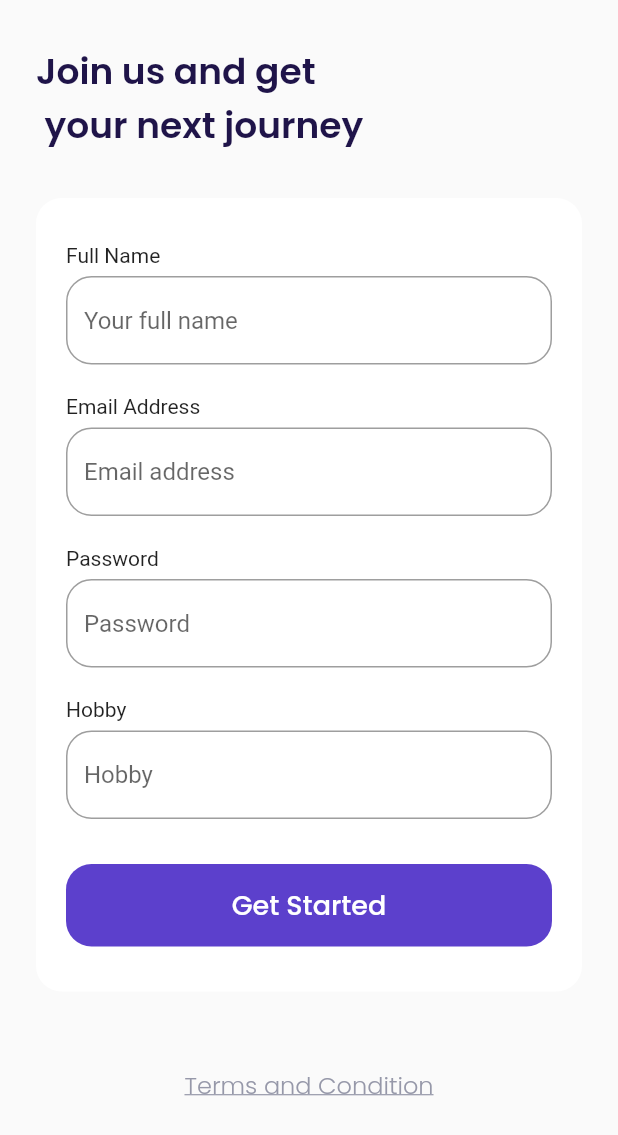
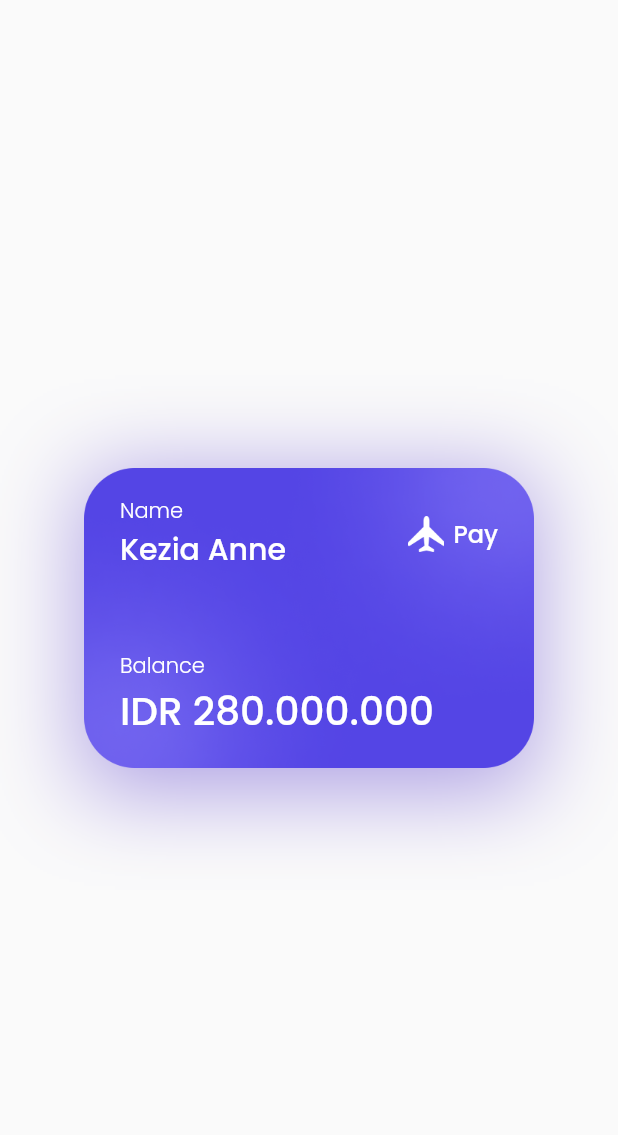
Before and after one commit to muhammadshiva/flutter-airplane-app, a Flutter app: the SignUpPage screen opened by its route, after a tap on "Get Started", on a phone screen of 412 x 824 dp. Shown: the top 1135 px of the screen. Run offline on Flutter 3.47's test engine with Material 2 defaults, Android fonts, the light colour scheme and no system bars; our stand-ins replace google_fonts.

Commit message:
slicing bonus 1

```diff
--- a/lib/main.dart
+++ b/lib/main.dart
@@ -1,4 +1,5 @@
 import 'package:flutter/material.dart';
+import 'package:plane_app/ui/pages/bonus_page.dart';
 import 'package:plane_app/ui/pages/get_started_page.dart';
 import 'package:plane_app/ui/pages/sign_up_page.dart';
 
@@ -17,6 +18,7 @@ class MyApp extends StatelessWidget {
         '/': (context) => SplashPage(),
         '/get-started': (context) => GetStartedPage(),
         '/sign-up': (context) => SignUpPage(),
+        '/bonus': (context) => BonusPage(),
       },
     );
   }
--- /dev/null
+++ b/lib/ui/pages/bonus_page.dart
@@ -0,0 +1,111 @@
+import 'package:flutter/material.dart';
+import '../../shared/theme.dart';
+
+class BonusPage extends StatelessWidget {
+  const BonusPage({Key? key}) : super(key: key);
+
+  @override
+  Widget build(BuildContext context) {
+    Widget bonusCard() {
+      return Container(
+        width: 300,
+        height: 211,
+        padding: EdgeInsets.all(defaultMargin),
+        decoration: BoxDecoration(
+          image: DecorationImage(
+            image: AssetImage(
+              'assets/image_card.png',
+            ),
+          ),
+          boxShadow: [
+            BoxShadow(
+              color: kPrimaryColor.withOpacity(0.5),
+              blurRadius: 50,
+              offset: Offset(0, 10),
+            ),
+          ],
+        ),
+        child: Column(
+          crossAxisAlignment: CrossAxisAlignment.start,
+          mainAxisAlignment: MainAxisAlignment.spaceBetween,
+          children: [
+            Row(
+              children: [
+                Expanded(
+                  child: Column(
+                    crossAxisAlignment: CrossAxisAlignment.start,
+                    children: [
+                      Text(
+                        'Name',
+                        style: whiteTextStyle.copyWith(
+                          fontWeight: light,
+                        ),
+                      ),
+                      Text(
+                        'Kezia Anne',
+                        style: whiteTextStyle.copyWith(
+                          fontSize: 20,
+                          fontWeight: medium,
+                        ),
+                        overflow: TextOverflow.ellipsis,
+                      ),
+                    ],
+                  ),
+                ),
+                Row(
+                  children: [
+                    Container(
+                      width: 24,
+                      height: 24,
+                      margin: EdgeInsets.only(right: 6),
+                      decoration: BoxDecoration(
+                        image: DecorationImage(
+                          image: AssetImage('assets/icon_plane.png'),
+                        ),
+                      ),
+                    ),
+                    Text(
+                      'Pay',
+                      style: whiteTextStyle.copyWith(
+                        fontSize: 16,
+                        fontWeight: medium,
+                      ),
+                    ),
+                  ],
+                ),
+              ],
+            ),
+            Column(
+              crossAxisAlignment: CrossAxisAlignment.start,
+              children: [
+                Text(
+                  'Balance',
+                  style: whiteTextStyle.copyWith(fontWeight: light),
+                ),
+                Text(
+                  'IDR 280.000.000',
+                  style:
+                      whiteTextStyle.copyWith(fontSize: 26, fontWeight: medium),
+                ),
+              ],
+            ),
+          ],
+        ),
+      );
+    }
+
+    return SafeArea(
+      child: Scaffold(
+        backgroundColor: kBackgroundColor,
+        body: Center(
+          child: Column(
+            mainAxisAlignment: MainAxisAlignment.center,
+            children: [
+              bonusCard(),
+            ],
+          ),
+        ),
+      ),
+    );
+  }
+}
--- a/lib/ui/pages/sign_up_page.dart
+++ b/lib/ui/pages/sign_up_page.dart
@@ -135,7 +135,9 @@ class SignUpPage extends StatelessWidget {
             width: double.infinity,
             height: 55,
             child: TextButton(
-              onPressed: () {},
+              onPressed: () {
+                Navigator.pushNamed(context, '/bonus');
+              },
               child: Text(
                 'Get Started',
                 style: whiteTextStyle.copyWith(
```
